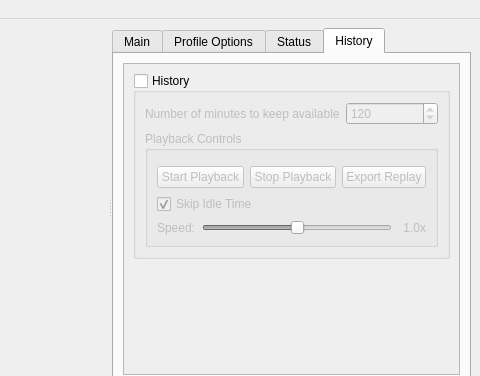
Old version of the form mousetracks2/gui/ui/layout.ui in the repository huntfx/MouseTracks; both pictures show x 580 to 1060 and y 0 to 376 of the 1060 by 613 pixel window.
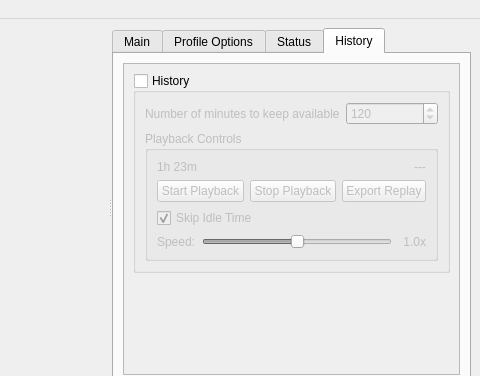
New version of the form. The open tabs and pages were chosen to show the change. Custom widgets are drawn as their Qt base class.

Commit message: Add playback start/end labels

Patch:
```diff
--- a/mousetracks2/gui/ui/layout.ui
+++ b/mousetracks2/gui/ui/layout.ui
@@ -2170,7 +2170,32 @@
                    </property>
                    <layout class="QVBoxLayout" name="verticalLayout_16">
                     <item>
-                     <widget class="QRangeSlider" name="playback_range" native="true"/>
+                     <layout class="QHBoxLayout" name="horizontalLayout_14">
+                      <item>
+                       <widget class="QLabel" name="playback_start">
+                        <property name="text">
+                         <string>1h 23m</string>
+                        </property>
+                       </widget>
+                      </item>
+                      <item>
+                       <widget class="QRangeSlider" name="playback_range" native="true">
+                        <property name="sizePolicy">
+                         <sizepolicy hsizetype="Expanding" vsizetype="Preferred">
+                          <horstretch>0</horstretch>
+                          <verstretch>0</verstretch>
+                         </sizepolicy>
+                        </property>
+                       </widget>
+                      </item>
+                      <item>
+                       <widget class="QLabel" name="playback_end">
+                        <property name="text">
+                         <string>---</string>
+                        </property>
+                       </widget>
+                      </item>
+                     </layout>
                     </item>
                     <item>
                      <layout class="QHBoxLayout" name="horizontalLayout_12">
```
The commit also changes 4 other files.
